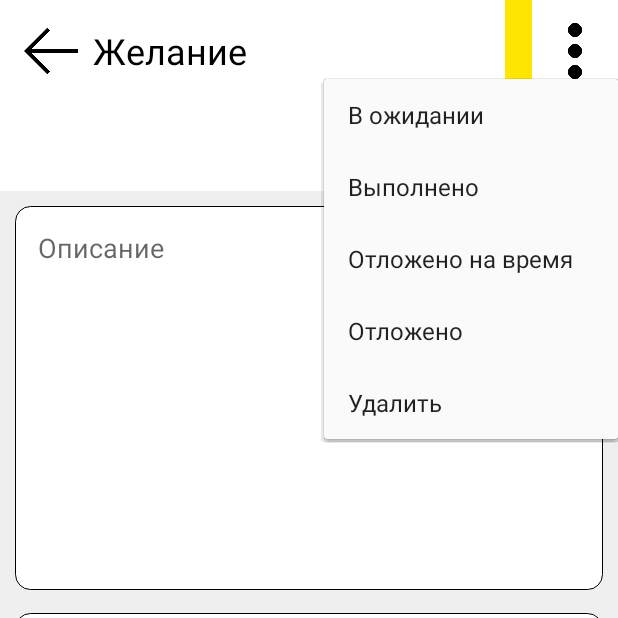
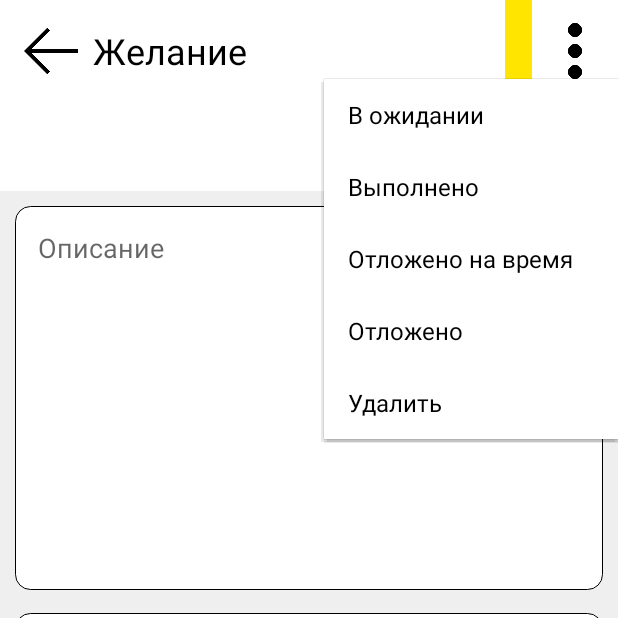
Before and after one commit to Kavrese/Desires, an Android app: the DesiresActivity screen opened directly, with no data from a screen before it, after a tap on an icon or button, on a phone screen of 412 x 824 dp, the top half of it. Run offline under Robolectric (Android 15) with nearby library versions, the phone set to English and light mode, and no system bars; our stand-ins replace Picasso; libraries missing offline, so code that uses them is left out: com.raizlabs.android; 4 statements that could not run were skipped.

Commit message:
update style all PopurMenu

```diff
--- a/app/src/main/java/com/example/yourdesires/DesiresActivity.java
+++ b/app/src/main/java/com/example/yourdesires/DesiresActivity.java
@@ -6,6 +6,7 @@ import androidx.recyclerview.widget.LinearLayoutManager;
 import androidx.recyclerview.widget.RecyclerView;
 
 import android.Manifest;
+import android.content.Context;
 import android.content.Intent;
 import android.content.SharedPreferences;
 import android.net.Uri;
@@ -14,6 +15,7 @@ import android.os.Environment;
 import android.os.StrictMode;
 import android.provider.AlarmClock;
 import android.provider.MediaStore;
+import android.view.ContextThemeWrapper;
 import android.view.MenuItem;
 import android.view.View;
 import android.widget.EditText;
@@ -36,6 +38,7 @@ import java.util.Date;
 import java.util.List;
 
 public class DesiresActivity extends AppCompatActivity {
+boolean light;
 String command,tag1S,tag2S;
 int status,pos;
 TextView data,time_des,time_des2,text;
@@ -49,6 +52,7 @@ SharedPreferences.Editor ed;
 RecyclerView rec;
 Uri outputfileURI;
 ArrayList<Media> arrayListMedia = new ArrayList<>();
+Context wrapper;
     @Override
     protected void onCreate(Bundle savedInstanceState) {
         super.onCreate(savedInstanceState);
@@ -81,9 +85,10 @@ ArrayList<Media> arrayListMedia = new ArrayList<>();
         op.setText(getIntent().getStringExtra("op"));
         tag1S = getIntent().getStringExtra("tag1");
         tag2S = getIntent().getStringExtra("tag2");
-        switchColor(getIntent().getStringExtra("color"));
         data.setText(getIntent().getStringExtra("data"));
         status = getIntent().getIntExtra("status",1);
+        light = switchColor(getIntent().getStringExtra("color"));
+        wrapper = getWrapperStyle(wrapper);
         if(tag2S.equals("") || tag2S.equals("no")){
             hideTag2();
             tag1.setText(tag1S);
@@ -109,7 +114,7 @@ ArrayList<Media> arrayListMedia = new ArrayList<>();
         menu.setOnClickListener(new View.OnClickListener() {
             @Override
             public void onClick(View v) {
-                PopupMenu pop = new PopupMenu(v.getContext(),v);
+                PopupMenu pop = new PopupMenu(wrapper,v);
                 pop.inflate(R.menu.status_menu);
                 pop.setOnMenuItemClickListener(new PopupMenu.OnMenuItemClickListener() {
                     @Override
@@ -165,7 +170,7 @@ ArrayList<Media> arrayListMedia = new ArrayList<>();
         time_des.setOnClickListener(new View.OnClickListener() {
             @Override
             public void onClick(View v) {
-                PopupMenu pop_time_des1 = new PopupMenu(v.getContext(),v);
+                PopupMenu pop_time_des1 = new PopupMenu(wrapper,v);
                 pop_time_des1.inflate(R.menu.menu_time_des_1);
                 pop_time_des1.setOnMenuItemClickListener(new PopupMenu.OnMenuItemClickListener() {
                     @Override
@@ -218,7 +223,7 @@ ArrayList<Media> arrayListMedia = new ArrayList<>();
         add_media.setOnClickListener(new View.OnClickListener() {
             @Override
             public void onClick(View v) {
-                PopupMenu media_menu_pop = new PopupMenu(v.getContext(),v);
+                PopupMenu media_menu_pop = new PopupMenu(wrapper,v);
                 media_menu_pop.inflate(R.menu.media_menu);
                 media_menu_pop.setOnMenuItemClickListener(new PopupMenu.OnMenuItemClickListener() {
                     @Override
@@ -352,7 +357,8 @@ ArrayList<Media> arrayListMedia = new ArrayList<>();
             rec.setVisibility(View.VISIBLE);
         }
     }
-    private void switchColor (String color){
+    private boolean switchColor (String color){
+        boolean light = true;
         if(color.equals("light")){
             toolbar.setBackgroundColor(getResources().getColor(R.color.white));
             desires.setTextColor(getResources().getColor(R.color.dark));
@@ -376,6 +382,7 @@ ArrayList<Media> arrayListMedia = new ArrayList<>();
             plus.setImageResource(R.drawable.plus);
             menu.setImageResource(R.drawable.menu_toolbar);
             scrap.setImageResource(R.drawable.mys);
+            light = true;
         }else if (color.equals("dark")){
             toolbar.setBackgroundColor(getResources().getColor(R.color.dark_2));
             desires.setTextColor(getResources().getColor(R.color.white));
@@ -402,7 +409,9 @@ ArrayList<Media> arrayListMedia = new ArrayList<>();
             plus.setImageResource(R.drawable.plus_light);
             menu.setImageResource(R.drawable.tri_light);
             scrap.setImageResource(R.drawable.trash_light);
+            light =false;
         }
+        return light;
     }
     private void showTag2 (){
         tag2.setVisibility(View.VISIBLE);
@@ -414,4 +423,12 @@ ArrayList<Media> arrayListMedia = new ArrayList<>();
         plus.setVisibility(View.VISIBLE);
         scrap.setVisibility(View.GONE);
     }
+    private Context getWrapperStyle (Context wrapper){
+        if(light){
+            wrapper = new ContextThemeWrapper(text.getContext(),R.style.Pop_menu_light);
+        }else{
+            wrapper = new ContextThemeWrapper(text.getContext(),R.style.Pop_menu_dark);
+        }
+        return wrapper;
+    }
 }
--- a/app/src/main/res/values/styles.xml
+++ b/app/src/main/res/values/styles.xml
@@ -8,4 +8,13 @@
         <item name="colorAccent">@color/colorAccent</item>
     </style>
 
+    <style name="Pop_menu_dark" parent="Theme.AppCompat.Light.DarkActionBar">
+        <item name="android:textColor">@color/white</item>
+        <item name="android:itemBackground">@color/dark_2</item>
+    </style>
+
+    <style name="Pop_menu_light" parent="Theme.AppCompat.Light.DarkActionBar">
+        <item name="android:textColor">@color/dark</item>
+        <item name="android:itemBackground">@color/white</item>
+    </style>
 </resources>
```
Also changed, not shown: app/src/main/java/com/example/yourdesires/DesiresAdapter.java (+14 -2 lines), app/src/main/java/com/example/yourdesires/MainActivity.java (+15 -3 lines).
